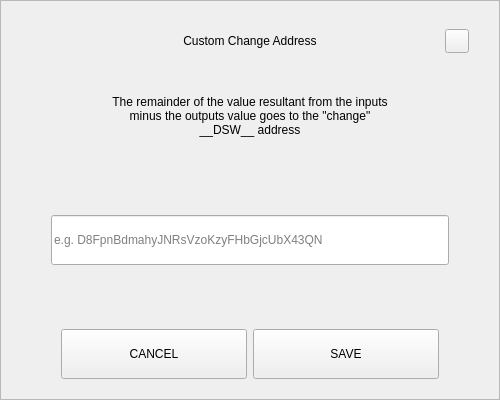
Above: src/qt/pivx/forms/sendchangeaddressdialog.ui from decenomy/DSW before the change. Below: the same form after it.
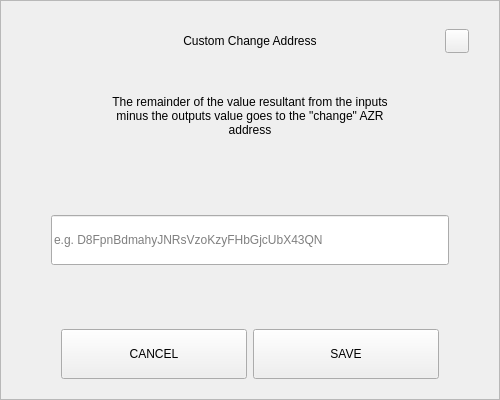
That is the form after the change.

Diff of the .ui file:
```diff
--- a/src/qt/pivx/forms/sendchangeaddressdialog.ui
+++ b/src/qt/pivx/forms/sendchangeaddressdialog.ui
@@ -164,7 +164,7 @@
          </size>
         </property>
         <property name="text">
-         <string>The remainder of the value resultant from the inputs minus the outputs value goes to the &quot;change&quot; __DSW__ address</string>
+         <string>The remainder of the value resultant from the inputs minus the outputs value goes to the &quot;change&quot; AZR address</string>
         </property>
         <property name="alignment">
          <set>Qt::AlignCenter</set>
```
